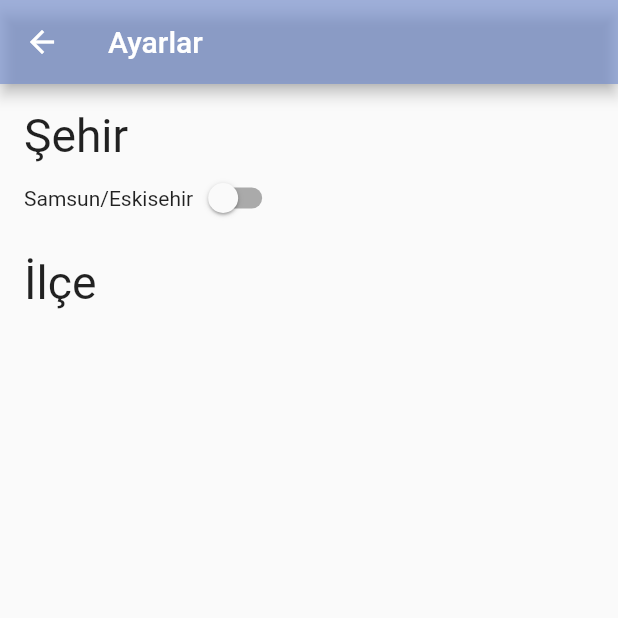
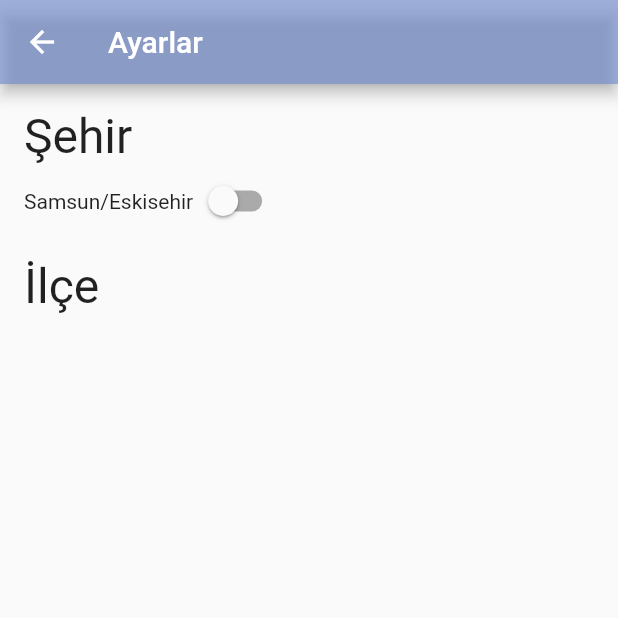
Before and after one commit to emirhalici/iftarnezaman, a Flutter app: the screen it shows after launch, after a tap on the "settings" icon, on a phone screen of 412 x 824 dp, the top half of it. Run offline on Flutter 3.47's test engine with Material 2 defaults, Android fonts, the phone set to English and light mode, and no system bars; our stand-ins replace flutter_screenutil, shared_preferences; network calls fail; Roboto replaces fonts that are missing (Poppins).

Commit message:
removed screenutil because of bug in release mode

```diff
--- a/lib/providers/main_provider.dart
+++ b/lib/providers/main_provider.dart
@@ -23,7 +23,7 @@ class MainProvider with ChangeNotifier {
 
   Future<List<IlceModel>> getIlceList() async {
     final prefs = await SharedPreferences.getInstance();
-    int cityId = await prefs.getInt('il') ?? 506;
+    int cityId = prefs.getInt('il') ?? 506;
     ilceList = await apiHelper.getIlce(cityId);
     return ilceList;
   }
@@ -45,6 +45,7 @@ class MainProvider with ChangeNotifier {
         return ezan;
       }
     }
+    return null;
   }
 
   Future<String> getCityName() async {
@@ -87,8 +88,6 @@ class MainProvider with ChangeNotifier {
     Duration aksamDifference = aksamDateTime.difference(today);
     Duration imsakDifference = imsakDateTime.difference(today);
 
-    print(imsakDifference.toString());
-
     if (aksamDifference.inMinutes < 0) {
       String aksam = '${ezanTomorrow.aksamEzan} $tomorrowDay';
       aksamDateTime = formatter.parse(aksam);
--- a/lib/screens/home_screen.dart
+++ b/lib/screens/home_screen.dart
@@ -60,22 +60,22 @@ class _HomeScreenState extends State<HomeScreen> {
           mainAxisAlignment: MainAxisAlignment.center,
           children: [
             Text('Sehir: $city'),
-            Text(
+            const Text(
               'Bir sonraki iftara kalan sure:',
-              style: TextStyle(fontSize: 24.sp),
+              style: TextStyle(fontSize: 24),
             ),
             Text(
               format(aksam),
-              style: TextStyle(fontSize: 44.sp),
+              style: const TextStyle(fontSize: 44),
             ),
-            SizedBox(height: 40.h),
-            Text(
+            const SizedBox(height: 40),
+            const Text(
               'Bir sonraki sahura kalan sure:',
-              style: TextStyle(fontSize: 24.sp),
+              style: TextStyle(fontSize: 24),
             ),
             Text(
               format(imsak),
-              style: TextStyle(fontSize: 44.sp),
+              style: const TextStyle(fontSize: 44),
             ),
           ],
         ),
--- a/lib/screens/settings_screen.dart
+++ b/lib/screens/settings_screen.dart
@@ -56,9 +56,9 @@ class _SettingsScreenState extends State<SettingsScreen> {
           mainAxisAlignment: MainAxisAlignment.start,
           crossAxisAlignment: CrossAxisAlignment.start,
           children: [
-            Text(
+            const Text(
               "Şehir",
-              style: TextStyle(fontSize: 32.sp),
+              style: TextStyle(fontSize: 32),
             ),
             Row(
               children: [
@@ -74,9 +74,9 @@ class _SettingsScreenState extends State<SettingsScreen> {
               ],
             ),
             SizedBox(height: 16.h),
-            Text(
+            const Text(
               "İlçe",
-              style: TextStyle(fontSize: 32.sp),
+              style: TextStyle(fontSize: 32),
             ),
           ],
         ),
```
Also changed, not shown: 1 other file.
